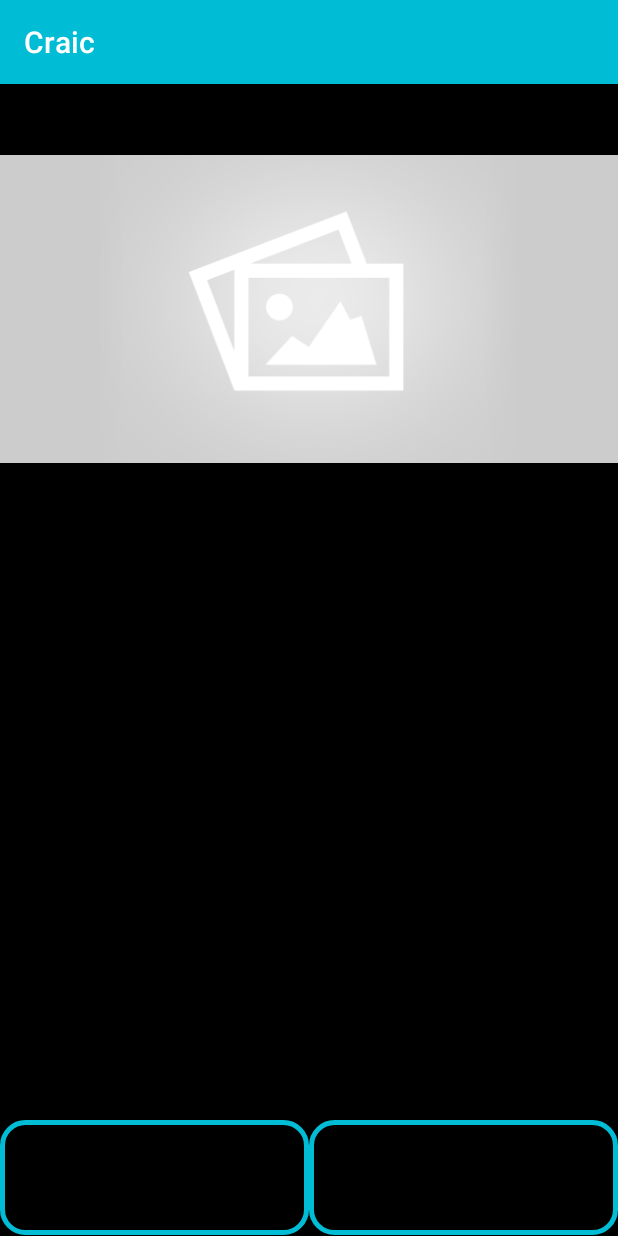
After one commit to Faizan2112/Craic, an Android app: the DetailContentActivity screen opened directly, with no data from a screen before it, on a phone screen of 412 x 824 dp. The commit adds this screen. Run offline under Robolectric (Android 15) with nearby library versions, the phone set to English and light mode, and no system bars; network calls fail; pictures from the network do not load.

Commit message:
fit centre to view imge propertly

```diff
--- /dev/null
+++ b/app/src/main/java/com/dreamworld/craic/activity/DetailContentActivity.java
@@ -0,0 +1,82 @@
+package com.dreamworld.craic.activity;
+
+import android.content.Intent;
+import android.graphics.Bitmap;
+import android.os.Bundle;
+import android.support.v7.app.AppCompatActivity;
+import android.util.Log;
+import android.widget.ImageView;
+
+import com.bumptech.glide.Glide;
+import com.bumptech.glide.load.engine.Resource;
+import com.bumptech.glide.load.resource.SimpleResource;
+import com.bumptech.glide.load.resource.transcode.ResourceTranscoder;
+import com.bumptech.glide.request.animation.GlideAnimation;
+import com.bumptech.glide.request.target.SimpleTarget;
+import com.dreamworld.craic.R;
+
+import java.util.Locale;
+
+public class DetailContentActivity extends AppCompatActivity {
+    ImageView mDisplayFullImage;
+
+    @Override
+    protected void onCreate(Bundle savedInstanceState) {
+        super.onCreate(savedInstanceState);
+        setContentView(R.layout.activity_detail_content);
+
+        mDisplayFullImage = (ImageView) findViewById(R.id.detail_main_image);
+        findExtraIntent();
+    }
+
+    private void findExtraIntent() {
+        /*Bundle extras = getIntent().getExtras();
+        if(extras != null)
+        {
+
+        }*/
+        // wrong way
+        //Intent getExtraIntent = new Intent();
+        //String imageUrl =  getExtraIntent.getBundleExtra("detailImageUrl").toString();
+        Intent getExtraIntent = getIntent();
+        String imageUrl = getExtraIntent.getStringExtra("detailImageUrl");
+//         Glide.with(this).load(imageUrl).centerCrop().placeholder(R.drawable.placeholder).into(mDisplayFullImage);
+        Glide.with(this).load(imageUrl).fitCenter().placeholder(R.drawable.placeholder).into(mDisplayFullImage);
+
+        // Toast.makeText(getApplicationContext(), "" + imageUrl, Toast.LENGTH_LONG).show();
+
+      /*  Glide
+                .with(this)
+                .load(imageUrl)
+                .asBitmap()
+                .transcode(new BitmapSizeTranscoder(), BitmapSizeTranscoder.Size.class)
+                .into(new SimpleTarget<BitmapSizeTranscoder.Size>() {
+                    @Override
+                    public void onResourceReady(BitmapSizeTranscoder.Size resource, GlideAnimation glideAnimation) {
+                        Log.wtf("SIZE", String.format(Locale.ROOT, "%dx%d", resource.width, resource.height));
+                    }
+                })
+        ;*/
+
+    }
+
+    class BitmapSizeTranscoder implements ResourceTranscoder<Bitmap, BitmapSizeTranscoder.Size> {
+        @Override
+        public Resource<Size> transcode(Resource<Bitmap> toTranscode) {
+            Bitmap bitmap = toTranscode.get();
+            Size size = new Size();
+            size.width = bitmap.getWidth();
+            size.height = bitmap.getHeight();
+            return new SimpleResource<>(size);
+        }
+
+        @Override
+        public String getId() {
+            return getClass().getName();
+        }
+
+        class Size {
+            int width, height;
+        }
+    }
+}
--- a/app/src/main/java/com/dreamworld/craic/activity/DisplayDownloadActivity.java
+++ b/app/src/main/java/com/dreamworld/craic/activity/DisplayDownloadActivity.java
@@ -161,7 +161,7 @@ public class DisplayDownloadActivity extends AppCompatActivity {
       for (int i = 0; i < files.length; i++) {
           CreateList createList = new CreateList();
           //    createList.setImage_title(image_titles[i]);
-          createList.setImage_ID(files[i].getName());
+          createList.setImage_ID("file:///storage/emulated/0/Download/craic/"+files[i].getName());
           theimage.add(createList);
       }
 
--- a/app/src/main/java/com/dreamworld/craic/adapters/MultiViewAdapter.java
+++ b/app/src/main/java/com/dreamworld/craic/adapters/MultiViewAdapter.java
@@ -234,7 +234,7 @@ public class MultiViewAdapter extends RecyclerView.Adapter<RecyclerView.ViewHold
                     //          ((ImageTypeViewHolder) holder).txtType.setText(object.getUrl());
                     //     ((ImageTypeViewHolder) holder).image.setImageResource(object.data);
                     ((ImageTypeViewHolder) holder).mMainImage.setImageResource(object.data);
-                    Glide.with(mContext).load(dataSet.get(listPosition).getUrl()).centerCrop().placeholder(R.drawable.placeholder).into(((ImageTypeViewHolder) holder).mMainImage);
+                    Glide.with(mContext).load(dataSet.get(listPosition).getUrl()).fitCenter().placeholder(R.drawable.placeholder).into(((ImageTypeViewHolder) holder).mMainImage);
                     ((ImageTypeViewHolder) holder).mHeadImage.setImageResource(object.data);
                     Glide.with(mContext).load(dataSet.get(listPosition).getUrl()).transform(new CircleTransform(mContext)).into(((ImageTypeViewHolder) holder).mHeadImage);
 
--- /dev/null
+++ b/app/src/main/res/layout/activity_detail_content.xml
@@ -0,0 +1,56 @@
+<?xml version="1.0" encoding="utf-8"?>
+<LinearLayout
+    android:orientation="vertical"
+    xmlns:android="http://schemas.android.com/apk/res/android"
+    xmlns:tools="http://schemas.android.com/tools"
+    xmlns:app="http://schemas.android.com/apk/res-auto"
+    android:layout_width="match_parent"
+    android:layout_height="match_parent"
+    tools:context="com.dreamworld.craic.activity.DetailContentActivity"
+    android:weightSum="1"
+    android:background="#000"
+    >
+
+ <LinearLayout
+        android:layout_width="match_parent"
+        android:layout_height="0dp"
+        android:layout_weight=".9"
+
+
+        >
+<ImageView
+    android:adjustViewBounds="true"
+    android:id="@+id/detail_main_image"
+    android:layout_width="match_parent"
+    android:layout_height="300dp"
+    android:scaleType="fitCenter"
+
+    />
+
+
+    </LinearLayout>
+    <LinearLayout
+        android:layout_width="match_parent"
+        android:layout_height="0dp"
+        android:layout_weight=".1"
+       android:orientation="horizontal"
+        android:weightSum="1"
+        >
+        <ImageView
+            android:id="@+id/detail_main_download"
+            android:layout_width="0dp"
+            android:layout_height="match_parent"
+            android:layout_weight="0.5"
+
+            android:background="@drawable/bottombutton"
+            />
+        <ImageView
+            android:padding="@dimen/activity_horizontal_margin"
+            android:id="@+id/detail_main_share"
+            android:layout_width="0dp"
+            android:layout_height="match_parent"
+            android:layout_weight="0.5"
+            android:background="@drawable/bottombutton"
+            />
+    </LinearLayout>
+</LinearLayout>
```
Also changed, not shown: app/src/main/java/com/dreamworld/craic/MainActivity.java (+16 -3 lines), app/src/main/java/com/dreamworld/craic/adapters/MyAdapter.java (+33 -26 lines), app/src/main/java/com/dreamworld/craic/model/CreateList.java (+12 -0 lines), app/src/main/res/layout/activity_main.xml (+6 -1 lines), app/src/main/res/layout/cell_layout.xml (+4 -8 lines).
